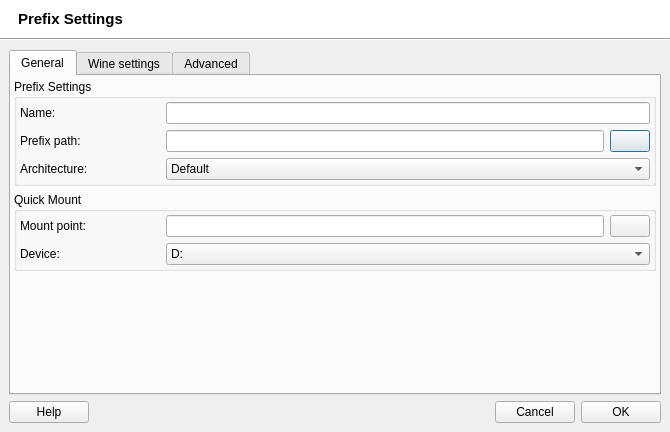
Old version of the form src/q4wine-gui/uis/PrefixSettings.ui in the repository brezerk/q4wine.
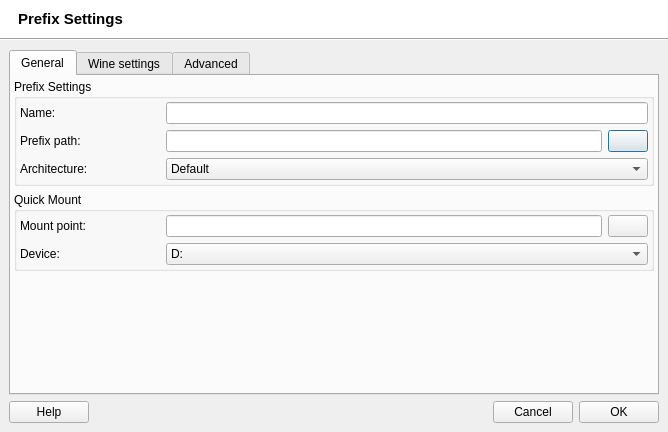
New version of the form. The open tabs and pages were chosen to show the change. Icons and pictures are not drawn.

The edit to the form file:
```diff
--- a/src/q4wine-gui/uis/PrefixSettings.ui
+++ b/src/q4wine-gui/uis/PrefixSettings.ui
@@ -6,7 +6,7 @@
    <rect>
     <x>0</x>
     <y>0</y>
-    <width>670</width>
+    <width>668</width>
     <height>432</height>
    </rect>
   </property>
```
Left out of the diff: 2 changed lines with no effect on the pictures.
